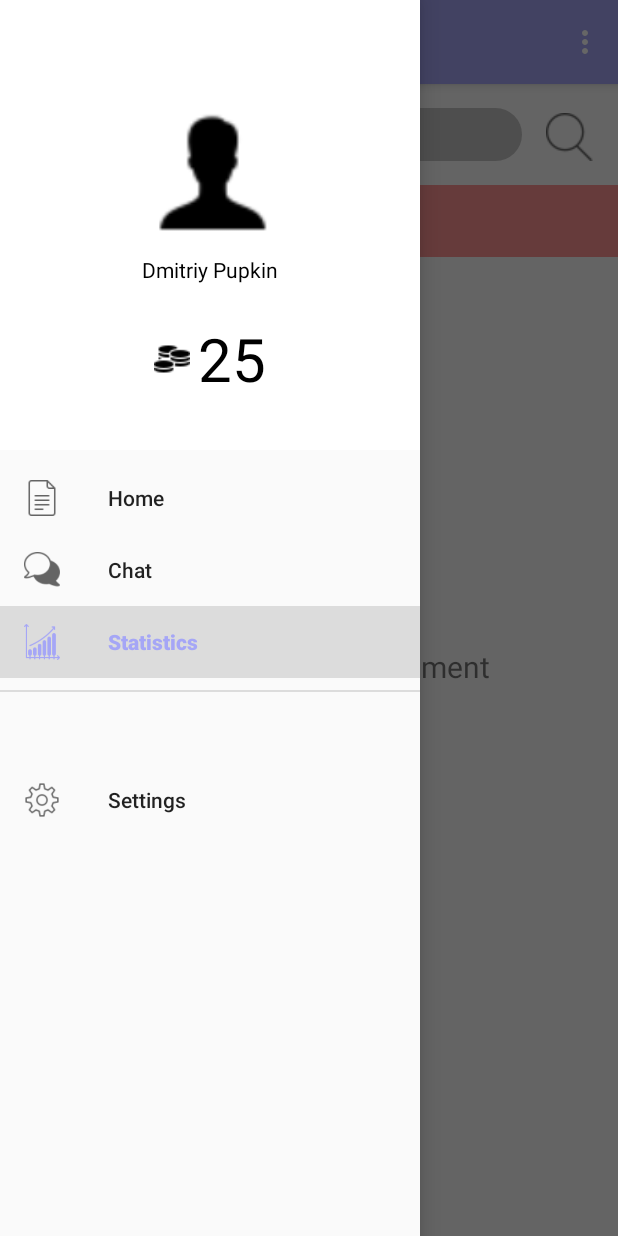
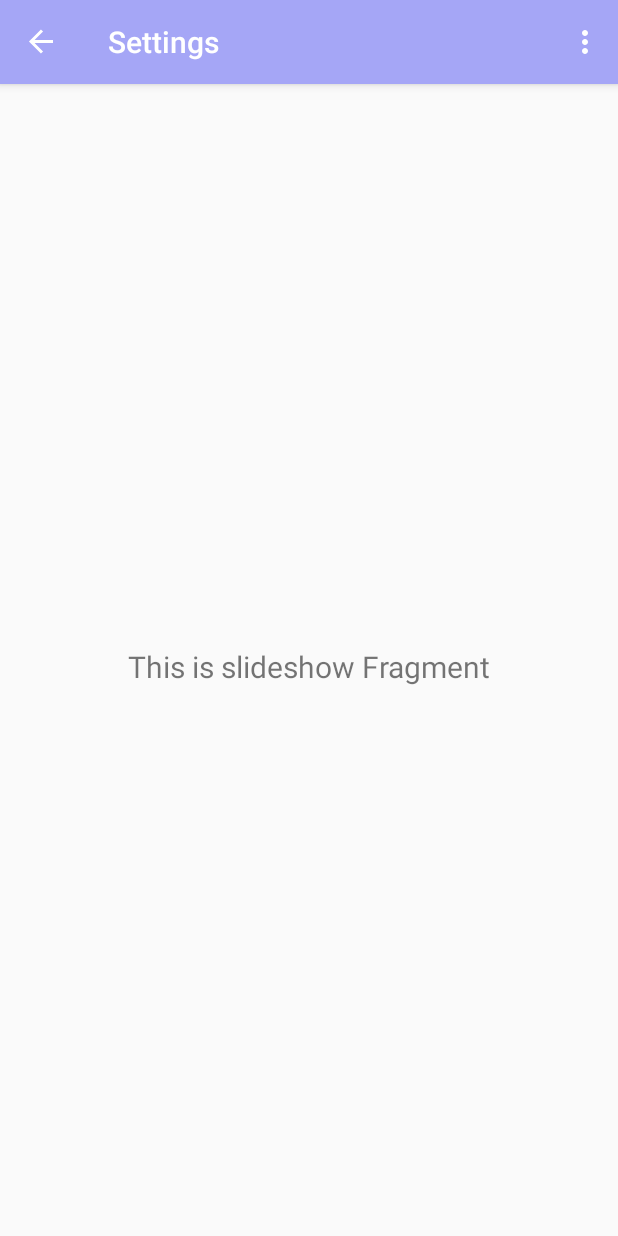
Before and after one commit to OSLL/adfmp1h22-pay-it-forward, an Android app: the MenuActivity screen opened directly, with no data from a screen before it, in the side drawer, after a tap on "Settings", on a phone screen of 412 x 824 dp. Run offline under Robolectric (Android 15) with nearby library versions, the phone set to English and light mode, and no system bars; our stand-ins replace navigation-ui.

Commit message:
Add settings to fragments

```diff
--- a/app/src/main/java/com/example/payitforward/MenuActivity.kt
+++ b/app/src/main/java/com/example/payitforward/MenuActivity.kt
@@ -27,12 +27,12 @@ class MenuActivity : AppCompatActivity() {
 
         val drawerLayout: DrawerLayout = binding.drawerLayout
         val navView: NavigationView = binding.navView
-        val navController = findNavController(R.id.nav_host)
+        val navController = findNavController(R.id.nav_host_fragment_content_main)
         // Passing each menu ID as a set of Ids because each
         // menu should be considered as top level destinations.
         appBarConfiguration = AppBarConfiguration(
             setOf(
-                R.id.nav_home, R.id.nav_gallery, R.id.nav_slideshow
+                R.id.nav_home, R.id.nav_chat, R.id.nav_statistics
             ), drawerLayout
         )
         setupActionBarWithNavController(navController, appBarConfiguration)
@@ -45,7 +45,7 @@ class MenuActivity : AppCompatActivity() {
         return true
     }
      override fun onSupportNavigateUp(): Boolean {
-        val navController = findNavController(R.id.nav_host)
+        val navController = findNavController(R.id.nav_host_fragment_content_main)
         return navController.navigateUp(appBarConfiguration) || super.onSupportNavigateUp()
     }
 }
--- a/app/src/main/java/com/example/payitforward/ui/gallery/GalleryViewModel.kt
+++ b/app/src/main/java/com/example/payitforward/ui/chat/ChatViewModel.kt
@@ -1,10 +1,10 @@
-package com.example.payitforward.ui.gallery
+package com.example.payitforward.ui.chat
 
 import androidx.lifecycle.LiveData
 import androidx.lifecycle.MutableLiveData
 import androidx.lifecycle.ViewModel
 
-class GalleryViewModel : ViewModel() {
+class ChatViewModel : ViewModel() {
 
     private val _text = MutableLiveData<String>().apply {
         value = "This is gallery Fragment"
--- /dev/null
+++ b/app/src/main/java/com/example/payitforward/ui/settings/SettingsFragment.kt
@@ -0,0 +1,4 @@
+package com.example.payitforward.ui.settings
+
+class SettingsFragment {
+}
--- /dev/null
+++ b/app/src/main/java/com/example/payitforward/ui/settings/SettingsViewModel.kt
@@ -0,0 +1,4 @@
+package com.example.payitforward.ui.settings
+
+class SettingsViewModel {
+}
--- a/app/src/main/java/com/example/payitforward/ui/gallery/GalleryFragment.kt
+++ b/app/src/main/java/com/example/payitforward/ui/statistics/ChatFragment.kt
@@ -1,4 +1,4 @@
-package com.example.payitforward.ui.gallery
+package com.example.payitforward.ui.statistics
 
 import android.os.Bundle
 import android.view.LayoutInflater
@@ -7,11 +7,11 @@ import android.view.ViewGroup
 import android.widget.TextView
 import androidx.fragment.app.Fragment
 import androidx.lifecycle.ViewModelProvider
-import com.example.payitforward.databinding.FragmentGalleryBinding
+import com.example.payitforward.databinding.FragmentStatisticsBinding
 
-class GalleryFragment : Fragment() {
+class ChatFragment : Fragment() {
 
-private var _binding: FragmentGalleryBinding? = null
+private var _binding: FragmentStatisticsBinding? = null
   // This property is only valid between onCreateView and
   // onDestroyView.
   private val binding get() = _binding!!
@@ -21,14 +21,14 @@ private var _binding: FragmentGalleryBinding? = null
     container: ViewGroup?,
     savedInstanceState: Bundle?
   ): View {
-    val galleryViewModel =
-            ViewModelProvider(this).get(GalleryViewModel::class.java)
+    val slideshowViewModel =
+            ViewModelProvider(this).get(ChatViewModel::class.java)
 
-    _binding = FragmentGalleryBinding.inflate(inflater, container, false)
+    _binding = FragmentStatisticsBinding.inflate(inflater, container, false)
     val root: View = binding.root
 
-    val textView: TextView = binding.textGallery
-    galleryViewModel.text.observe(viewLifecycleOwner) {
+    val textView: TextView = binding.textSlideshow
+    slideshowViewModel.text.observe(viewLifecycleOwner) {
       textView.text = it
     }
     return root
--- a/app/src/main/java/com/example/payitforward/ui/slideshow/SlideshowViewModel.kt
+++ b/app/src/main/java/com/example/payitforward/ui/statistics/ChatViewModel.kt
@@ -1,10 +1,10 @@
-package com.example.payitforward.ui.slideshow
+package com.example.payitforward.ui.statistics
 
 import androidx.lifecycle.LiveData
 import androidx.lifecycle.MutableLiveData
 import androidx.lifecycle.ViewModel
 
-class SlideshowViewModel : ViewModel() {
+class ChatViewModel : ViewModel() {
 
     private val _text = MutableLiveData<String>().apply {
         value = "This is slideshow Fragment"
--- a/app/src/main/res/layout/app_bar_menu.xml
+++ b/app/src/main/res/layout/app_bar_menu.xml
@@ -18,6 +18,6 @@
 
     </com.google.android.material.appbar.AppBarLayout>
 
-    <include layout="@layout/activity_home"/>
+    <include layout="@layout/content_main" />
 
 </androidx.coordinatorlayout.widget.CoordinatorLayout>
--- /dev/null
+++ b/app/src/main/res/layout/content_main.xml
@@ -0,0 +1,20 @@
+<?xml version="1.0" encoding="utf-8"?>
+<androidx.constraintlayout.widget.ConstraintLayout xmlns:android="http://schemas.android.com/apk/res/android"
+    xmlns:app="http://schemas.android.com/apk/res-auto"
+    xmlns:tools="http://schemas.android.com/tools"
+    android:layout_width="match_parent"
+    android:layout_height="match_parent"
+    app:layout_behavior="@string/appbar_scrolling_view_behavior"
+    tools:showIn="@layout/app_bar_menu">
+
+    <fragment
+        android:id="@+id/nav_host_fragment_content_main"
+        android:name="androidx.navigation.fragment.NavHostFragment"
+        android:layout_width="match_parent"
+        android:layout_height="match_parent"
+        app:defaultNavHost="true"
+        app:layout_constraintLeft_toLeftOf="parent"
+        app:layout_constraintRight_toRightOf="parent"
+        app:layout_constraintTop_toTopOf="parent"
+        app:navGraph="@navigation/mobile_navigation" />
+</androidx.constraintlayout.widget.ConstraintLayout>
--- a/app/src/main/res/layout/fragment_gallery.xml
+++ b/app/src/main/res/layout/fragment_statistics.xml
@@ -5,10 +5,10 @@
     xmlns:tools="http://schemas.android.com/tools"
     android:layout_width="match_parent"
     android:layout_height="match_parent"
-    tools:context=".ui.gallery.GalleryFragment" >
+    tools:context=".ui.statistics.ChatFragment" >
 
     <TextView
-        android:id="@+id/text_gallery"
+        android:id="@+id/text_slideshow"
         android:layout_width="match_parent"
         android:layout_height="wrap_content"
         android:layout_marginStart="8dp"
--- a/app/src/main/res/menu/activity_menu_drawer.xml
+++ b/app/src/main/res/menu/activity_menu_drawer.xml
@@ -9,11 +9,11 @@
             android:icon="@drawable/icon_menu"
             android:title="@string/menu_home" />
         <item
-            android:id="@+id/nav_gallery"
+            android:id="@+id/nav_chat"
             android:icon="@drawable/icon_chat"
             android:title="@string/chat" />
         <item
-            android:id="@+id/nav_slideshow"
+            android:id="@+id/nav_statistics"
             android:icon="@drawable/menu_statistics"
             android:title="@string/statistics" />
     </group>
--- a/app/src/main/res/navigation/mobile_navigation.xml
+++ b/app/src/main/res/navigation/mobile_navigation.xml
@@ -9,17 +9,25 @@
         android:id="@+id/nav_home"
         android:name="com.example.payitforward.ui.home.HomeFragment"
         android:label="@string/menu_home"
-        tools:layout="@layout/activity_home" />
+        tools:layout="@layout/fragment_home" />
 
     <fragment
-        android:id="@+id/nav_gallery"
-        android:name="com.example.payitforward.ui.gallery.GalleryFragment"
-        android:label="@string/menu_gallery"
-        tools:layout="@layout/fragment_gallery" />
+        android:id="@+id/nav_chat"
+        android:name="com.example.payitforward.ui.chat.ChatFragment"
+        android:label="@string/chat"
+        tools:layout="@layout/fragment_chat" />
 
     <fragment
-        android:id="@+id/nav_slideshow"
-        android:name="com.example.payitforward.ui.slideshow.SlideshowFragment"
-        android:label="@string/menu_slideshow"
-        tools:layout="@layout/fragment_slideshow" />
+        android:id="@+id/nav_statistics"
+        android:name="com.example.payitforward.ui.statistics.ChatFragment"
+        android:label="@string/statistics"
+        tools:layout="@layout/fragment_statistics" />
+
+    <fragment
+        android:id="@+id/nav_settings"
+        android:name="com.example.payitforward.ui.statistics.ChatFragment"
+        android:label="@string/settings"
+        tools:layout="@layout/fragment_statistics" />
+
+
 </navigation>
--- a/app/src/main/res/values-land/dimens.xml
+++ b/app/src/main/res/values-land/dimens.xml
@@ -1,3 +1,3 @@
 <resources>
-        <dimen name="fab_margin">48dp</dimen>
-    </resources>
+    <dimen name="fab_margin">48dp</dimen>
+</resources>
--- a/app/src/main/res/values-w1240dp/dimens.xml
+++ b/app/src/main/res/values-w1240dp/dimens.xml
@@ -1,3 +1,3 @@
 <resources>
-        <dimen name="fab_margin">200dp</dimen>
-    </resources>
+    <dimen name="fab_margin">200dp</dimen>
+</resources>
--- a/app/src/main/res/values-w600dp/dimens.xml
+++ b/app/src/main/res/values-w600dp/dimens.xml
@@ -1,3 +1,3 @@
 <resources>
-        <dimen name="fab_margin">48dp</dimen>
-    </resources>
+    <dimen name="fab_margin">48dp</dimen>
+</resources>
--- a/app/src/main/res/values/themes.xml
+++ b/app/src/main/res/values/themes.xml
@@ -7,10 +7,13 @@
         <item name="colorAccent">#FF9595</item>
         <!-- Customize your theme here. -->
     </style>
+
     <style name="Theme.PayItForward.NoActionBar">
         <item name="windowActionBar">false</item>
         <item name="windowNoTitle">true</item>
     </style>
+
     <style name="Theme.PayItForward.AppBarOverlay" parent="ThemeOverlay.AppCompat.Dark.ActionBar" />
+
     <style name="Theme.PayItForward.PopupOverlay" parent="ThemeOverlay.AppCompat.Light" />
 </resources>
```
Also changed, not shown: app/src/main/java/com/example/payitforward/ui/chat/ChatFragment.kt (renamed from app/src/main/java/com/example/payitforward/ui/slideshow/SlideshowFragment.kt, +9 -9 lines), app/src/main/res/layout/fragment_chat.xml (renamed from app/src/main/res/layout/fragment_slideshow.xml, +5 -2 lines), app/src/main/res/layout/fragment_settings.xml (added, +23 -0 lines).
